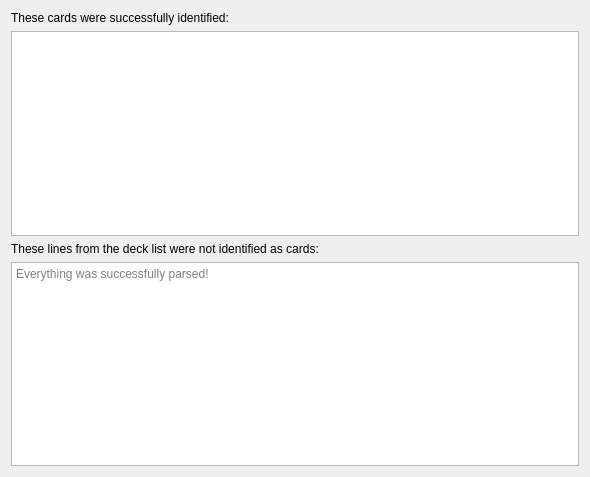
Above: mtg_proxy_printer/resources/ui/parser_result_page.ui from luziferius/MTGProxyPrinter before the change. Below: the same form after it.
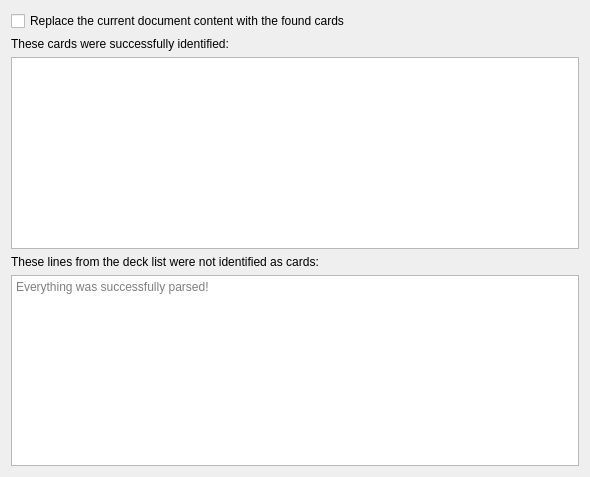
That is the form after the change. Icons and pictures are not drawn.

Commit message:
DeckImportWizard: Implemented optionally replacing the whole document with the imported deck list. This can be enabled by checking a CheckBox on the last wizard page.
FossilOrigin-Name: 8dc8cfe1991e07eef859a8a2892bf314734c1c98d9b46868ccb3bcd82e5192d4

```diff
--- a/mtg_proxy_printer/resources/ui/parser_result_page.ui
+++ b/mtg_proxy_printer/resources/ui/parser_result_page.ui
@@ -20,6 +20,20 @@
    <string>Below is the parsing result. The table on top shows all identified cards. The text field at the bottom shows all unidentified lines, that were not successfully parsed as cards.</string>
   </property>
   <layout class="QVBoxLayout" name="verticalLayout">
+   <item>
+    <widget class="QCheckBox" name="should_replace_document">
+     <property name="toolTip">
+      <string>If checked, clear all cards in the current document, replacing everything with the list below.
+If unchecked, append the list below to the document.</string>
+     </property>
+     <property name="text">
+      <string>Replace the current document content with the found cards</string>
+     </property>
+     <property name="icon">
+      <iconset theme="edit-delete"/>
+     </property>
+    </widget>
+   </item>
    <item>
     <widget class="QLabel" name="parsed_cards_label">
      <property name="text">
```
The commit also changes 3 other files.
